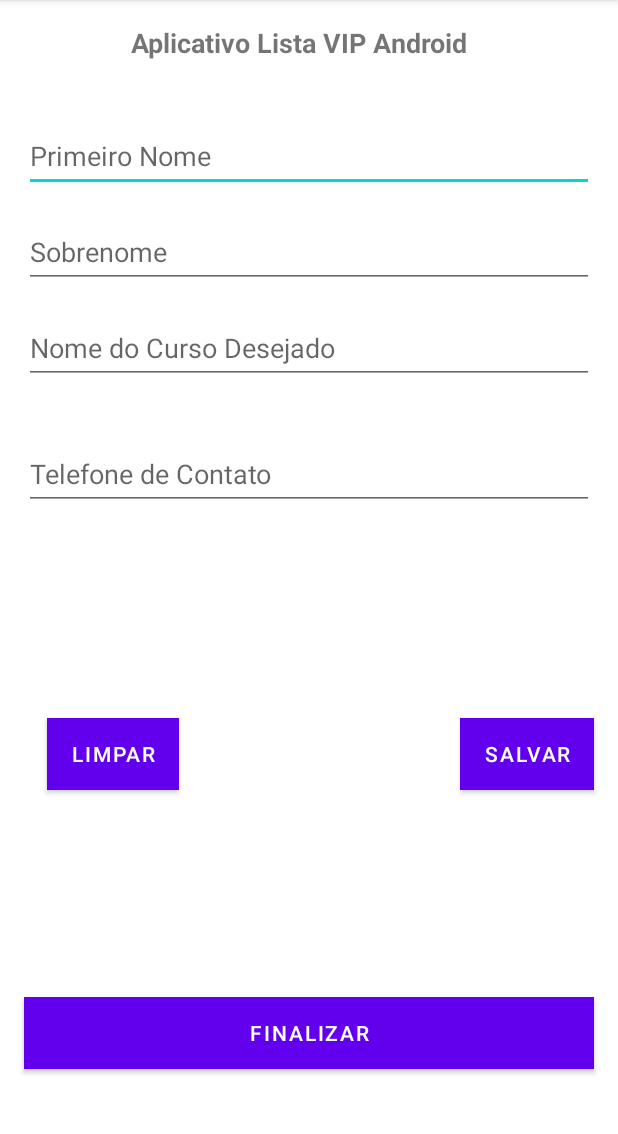
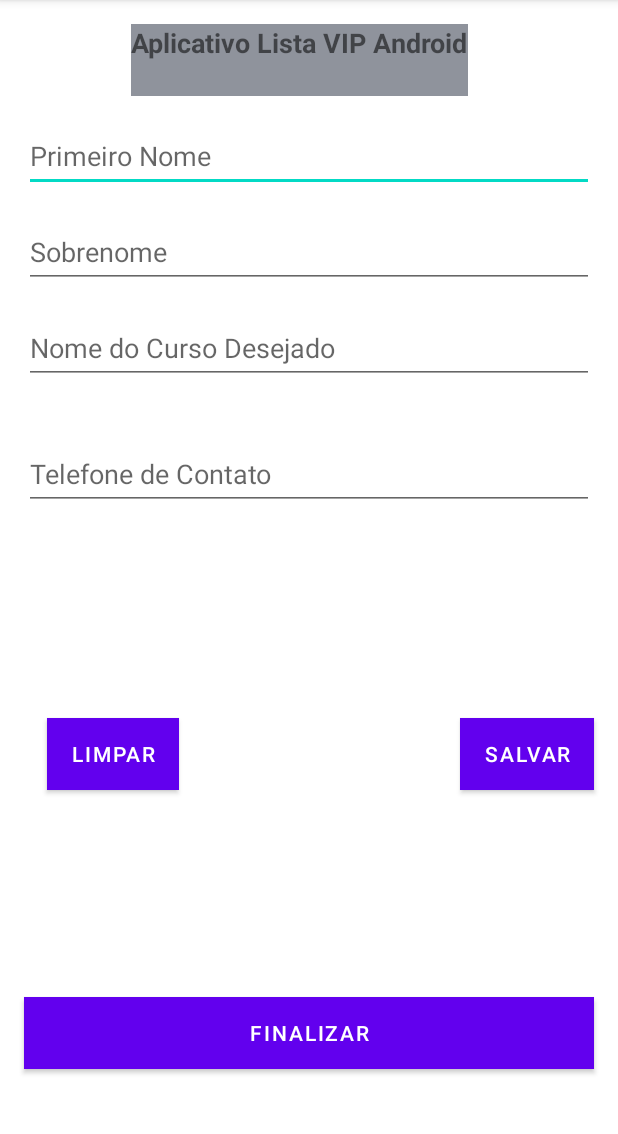
Before and after one commit to hevertonaraujomachado/-Desenvolvimento-Android-2023---Crie-13-apps-completos, an Android app: the screen it shows after launch (MainActivity), on a phone screen of 412 x 824 dp, the part 84-1218 px from its top. Run offline under Robolectric (Android 15) with nearby library versions, the phone set to English and light mode, and no system bars.

Commit message:
Customização Layout

```diff
--- a/AppListaCurso/app/src/main/res/layout/activity_main.xml
+++ b/AppListaCurso/app/src/main/res/layout/activity_main.xml
@@ -7,6 +7,7 @@
     tools:context=".MainActivity">
 
     <TextView
+        android:background="#8F939C"
         android:id="@+id/txtTitulo"
         android:layout_width="wrap_content"
         android:layout_height="48dp"
```
